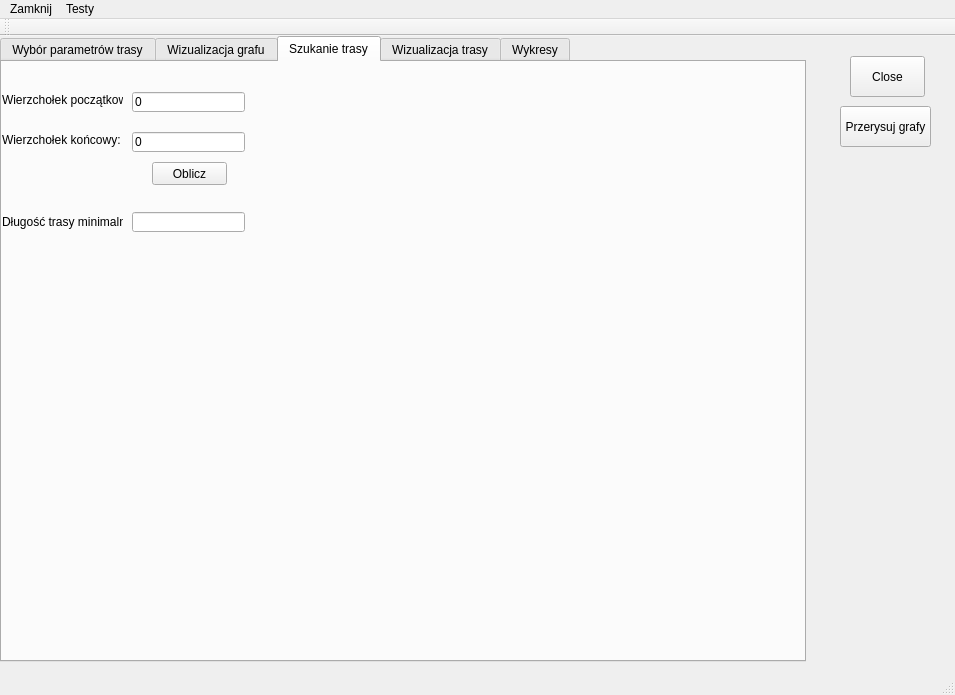
jakpor/Trasy_biegaczy, file mainwindow.ui: the form before one commit.
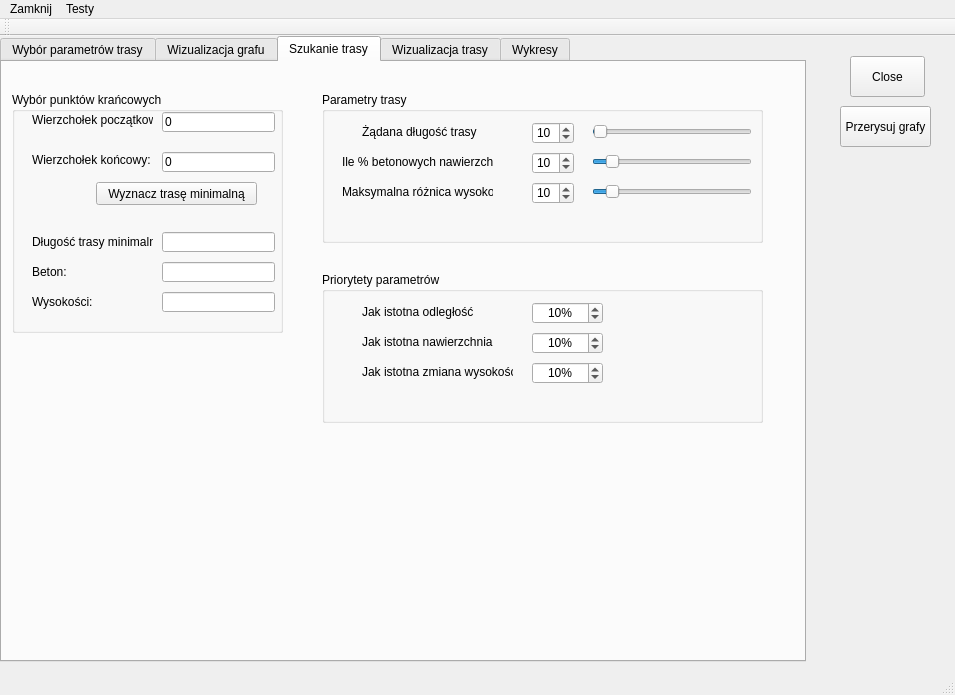
The form after the commit. The open tabs and pages were chosen to show the change. Custom widgets are drawn as their Qt base class.

```diff
--- a/mainwindow.ui
+++ b/mainwindow.ui
@@ -591,96 +591,487 @@
      <attribute name="title">
       <string>Szukanie trasy</string>
      </attribute>
-     <widget class="QLineEdit" name="start">
+     <widget class="QGroupBox" name="groupBox_8">
       <property name="geometry">
        <rect>
-        <x>130</x>
+        <x>10</x>
         <y>30</y>
-        <width>113</width>
-        <height>20</height>
+        <width>271</width>
+        <height>241</height>
        </rect>
       </property>
-      <property name="text">
-       <string>0</string>
+      <property name="title">
+       <string>Wybór punktów krańcowych</string>
       </property>
+      <widget class="QLabel" name="label_9">
+       <property name="geometry">
+        <rect>
+         <x>20</x>
+         <y>140</y>
+         <width>121</width>
+         <height>20</height>
+        </rect>
+       </property>
+       <property name="text">
+        <string>Długość trasy minimalnej:</string>
+       </property>
+      </widget>
+      <widget class="QLineEdit" name="end">
+       <property name="geometry">
+        <rect>
+         <x>150</x>
+         <y>60</y>
+         <width>113</width>
+         <height>20</height>
+        </rect>
+       </property>
+       <property name="text">
+        <string>0</string>
+       </property>
+      </widget>
+      <widget class="QLineEdit" name="start">
+       <property name="geometry">
+        <rect>
+         <x>150</x>
+         <y>20</y>
+         <width>113</width>
+         <height>20</height>
+        </rect>
+       </property>
+       <property name="text">
+        <string>0</string>
+       </property>
+      </widget>
+      <widget class="QLineEdit" name="result">
+       <property name="geometry">
+        <rect>
+         <x>150</x>
+         <y>140</y>
+         <width>113</width>
+         <height>20</height>
+        </rect>
+       </property>
+       <property name="text">
+        <string/>
+       </property>
+      </widget>
+      <widget class="QLabel" name="label">
+       <property name="geometry">
+        <rect>
+         <x>20</x>
+         <y>20</y>
+         <width>121</width>
+         <height>16</height>
+        </rect>
+       </property>
+       <property name="text">
+        <string>Wierzchołek początkowy:</string>
+       </property>
+      </widget>
+      <widget class="QLabel" name="label_8">
+       <property name="geometry">
+        <rect>
+         <x>20</x>
+         <y>60</y>
+         <width>121</width>
+         <height>16</height>
+        </rect>
+       </property>
+       <property name="text">
+        <string>Wierzchołek końcowy:</string>
+       </property>
+      </widget>
+      <widget class="QPushButton" name="countButton">
+       <property name="geometry">
+        <rect>
+         <x>84</x>
+         <y>90</y>
+         <width>161</width>
+         <height>23</height>
+        </rect>
+       </property>
+       <property name="text">
+        <string>Wyznacz trasę minimalną</string>
+       </property>
+      </widget>
+      <widget class="QLineEdit" name="result_beton">
+       <property name="geometry">
+        <rect>
+         <x>150</x>
+         <y>170</y>
+         <width>113</width>
+         <height>20</height>
+        </rect>
+       </property>
+       <property name="text">
+        <string/>
+       </property>
+      </widget>
+      <widget class="QLabel" name="label_20">
+       <property name="geometry">
+        <rect>
+         <x>20</x>
+         <y>170</y>
+         <width>121</width>
+         <height>20</height>
+        </rect>
+       </property>
+       <property name="text">
+        <string>Beton:</string>
+       </property>
+      </widget>
+      <widget class="QLabel" name="label_21">
+       <property name="geometry">
+        <rect>
+         <x>20</x>
+         <y>200</y>
+         <width>121</width>
+         <height>20</height>
+        </rect>
+       </property>
+       <property name="text">
+        <string>Wysokości:</string>
+       </property>
+      </widget>
+      <widget class="QLineEdit" name="result_wysokosc">
+       <property name="geometry">
+        <rect>
+         <x>150</x>
+         <y>200</y>
+         <width>113</width>
+         <height>20</height>
+        </rect>
+       </property>
+       <property name="text">
+        <string/>
+       </property>
+      </widget>
      </widget>
-     <widget class="QLabel" name="label">
+     <widget class="QGroupBox" name="groupBox_9">
       <property name="geometry">
        <rect>
-        <x>0</x>
+        <x>320</x>
         <y>30</y>
-        <width>121</width>
-        <height>16</height>
+        <width>441</width>
+        <height>151</height>
        </rect>
       </property>
-      <property name="text">
-       <string>Wierzchołek początkowy:</string>
+      <property name="title">
+       <string>Parametry trasy</string>
       </property>
+      <widget class="QSlider" name="odlegloscSlider">
+       <property name="geometry">
+        <rect>
+         <x>270</x>
+         <y>30</y>
+         <width>160</width>
+         <height>19</height>
+        </rect>
+       </property>
+       <property name="layoutDirection">
+        <enum>Qt::LeftToRight</enum>
+       </property>
+       <property name="minimum">
+        <number>1</number>
+       </property>
+       <property name="maximum">
+        <number>1000</number>
+       </property>
+       <property name="pageStep">
+        <number>2</number>
+       </property>
+       <property name="value">
+        <number>10</number>
+       </property>
+       <property name="sliderPosition">
+        <number>10</number>
+       </property>
+       <property name="orientation">
+        <enum>Qt::Horizontal</enum>
+       </property>
+      </widget>
+      <widget class="QSlider" name="betonowoscSlider">
+       <property name="geometry">
+        <rect>
+         <x>270</x>
+         <y>60</y>
+         <width>160</width>
+         <height>19</height>
+        </rect>
+       </property>
+       <property name="minimum">
+        <number>1</number>
+       </property>
+       <property name="maximum">
+        <number>100</number>
+       </property>
+       <property name="pageStep">
+        <number>2</number>
+       </property>
+       <property name="value">
+        <number>10</number>
+       </property>
+       <property name="sliderPosition">
+        <number>10</number>
+       </property>
+       <property name="orientation">
+        <enum>Qt::Horizontal</enum>
+       </property>
+      </widget>
+      <widget class="QLabel" name="label_15">
+       <property name="geometry">
+        <rect>
+         <x>40</x>
+         <y>30</y>
+         <width>121</width>
+         <height>20</height>
+        </rect>
+       </property>
+       <property name="text">
+        <string>Żądana długość trasy</string>
+       </property>
+      </widget>
+      <widget class="QLabel" name="label_14">
+       <property name="geometry">
+        <rect>
+         <x>20</x>
+         <y>60</y>
+         <width>151</width>
+         <height>20</height>
+        </rect>
+       </property>
+       <property name="text">
+        <string>Ile % betonowych nawierzchni</string>
+       </property>
+      </widget>
+      <widget class="QSpinBox" name="betonowoscBox">
+       <property name="geometry">
+        <rect>
+         <x>210</x>
+         <y>60</y>
+         <width>42</width>
+         <height>22</height>
+        </rect>
+       </property>
+       <property name="minimum">
+        <number>1</number>
+       </property>
+       <property name="maximum">
+        <number>100</number>
+       </property>
+       <property name="value">
+        <number>10</number>
+       </property>
+      </widget>
+      <widget class="QSpinBox" name="odlegloscBox">
+       <property name="geometry">
+        <rect>
+         <x>210</x>
+         <y>30</y>
+         <width>42</width>
+         <height>22</height>
+        </rect>
+       </property>
+       <property name="minimum">
+        <number>1</number>
+       </property>
+       <property name="maximum">
+        <number>1000</number>
+       </property>
+       <property name="value">
+        <number>10</number>
+       </property>
+      </widget>
+      <widget class="QSlider" name="wysokoscSlider">
+       <property name="geometry">
+        <rect>
+         <x>270</x>
+         <y>90</y>
+         <width>160</width>
+         <height>19</height>
+        </rect>
+       </property>
+       <property name="minimum">
+        <number>1</number>
+       </property>
+       <property name="maximum">
+        <number>100</number>
+       </property>
+       <property name="pageStep">
+        <number>2</number>
+       </property>
+       <property name="value">
+        <number>10</number>
+       </property>
+       <property name="sliderPosition">
+        <number>10</number>
+       </property>
+       <property name="orientation">
+        <enum>Qt::Horizontal</enum>
+       </property>
+      </widget>
+      <widget class="QLabel" name="label_16">
+       <property name="geometry">
+        <rect>
+         <x>20</x>
+         <y>90</y>
+         <width>151</width>
+         <height>20</height>
+        </rect>
+       </property>
+       <property name="text">
+        <string>Maksymalna różnica wysokości</string>
+       </property>
+      </widget>
+      <widget class="QSpinBox" name="wysokoscBox">
+       <property name="geometry">
+        <rect>
+         <x>210</x>
+         <y>90</y>
+         <width>42</width>
+         <height>22</height>
+        </rect>
+       </property>
+       <property name="minimum">
+        <number>1</number>
+       </property>
+       <property name="maximum">
+        <number>100</number>
+       </property>
+       <property name="value">
+        <number>10</number>
+       </property>
+      </widget>
      </widget>
-     <widget class="QLineEdit" name="end">
+     <widget class="QGroupBox" name="groupBox_10">
       <property name="geometry">
        <rect>
-        <x>130</x>
-        <y>70</y>
-        <width>113</width>
-        <height>20</height>
+        <x>320</x>
+        <y>210</y>
+        <width>441</width>
+        <height>151</height>
        </rect>
       </property>
-      <property name="text">
-       <string>0</string>
+      <property name="title">
+       <string>Priorytety parametrów</string>
       </property>
-     </widget>
-     <widget class="QLabel" name="label_8">
-      <property name="geometry">
-       <rect>
-        <x>0</x>
-        <y>70</y>
-        <width>121</width>
-        <height>16</height>
-       </rect>
-      </property>
-      <property name="text">
-       <string>Wierzchołek końcowy:</string>
-      </property>
-     </widget>
-     <widget class="QLineEdit" name="result">
-      <property name="geometry">
-       <rect>
-        <x>130</x>
-        <y>150</y>
-        <width>113</width>
-        <height>20</height>
-       </rect>
-      </property>
-      <property name="text">
-       <string/>
-      </property>
-     </widget>
-     <widget class="QLabel" name="label_9">
-      <property name="geometry">
-       <rect>
-        <x>0</x>
-        <y>150</y>
-        <width>121</width>
-        <height>20</height>
-       </rect>
-      </property>
-      <property name="text">
-       <string>Długość trasy minimalnej:</string>
-      </property>
-     </widget>
-     <widget class="QPushButton" name="countButton">
-      <property name="geometry">
-       <rect>
-        <x>150</x>
-        <y>100</y>
-        <width>75</width>
-        <height>23</height>
-       </rect>
-      </property>
-      <property name="text">
-       <string>Oblicz</string>
-      </property>
+      <widget class="QLabel" name="label_17">
+       <property name="geometry">
+        <rect>
+         <x>40</x>
+         <y>30</y>
+         <width>121</width>
+         <height>20</height>
+        </rect>
+       </property>
+       <property name="text">
+        <string>Jak istotna odległość</string>
+       </property>
+      </widget>
+      <widget class="QLabel" name="label_18">
+       <property name="geometry">
+        <rect>
+         <x>40</x>
+         <y>60</y>
+         <width>151</width>
+         <height>20</height>
+        </rect>
+       </property>
+       <property name="text">
+        <string>Jak istotna nawierzchnia</string>
+       </property>
+      </widget>
+      <widget class="QSpinBox" name="pBetonowoscBox">
+       <property name="geometry">
+        <rect>
+         <x>210</x>
+         <y>60</y>
+         <width>71</width>
+         <height>22</height>
+        </rect>
+       </property>
+       <property name="alignment">
+        <set>Qt::AlignCenter</set>
+       </property>
+       <property name="suffix">
+        <string>%</string>
+       </property>
+       <property name="minimum">
+        <number>1</number>
+       </property>
+       <property name="maximum">
+        <number>100</number>
+       </property>
+       <property name="value">
+        <number>10</number>
+       </property>
+      </widget>
+      <widget class="QSpinBox" name="pOdlegloscBox">
+       <property name="geometry">
+        <rect>
+         <x>210</x>
+         <y>30</y>
+         <width>71</width>
+         <height>22</height>
+        </rect>
+       </property>
+       <property name="alignment">
+        <set>Qt::AlignCenter</set>
+       </property>
+       <property name="suffix">
+        <string>%</string>
+       </property>
+       <property name="prefix">
+        <string/>
+       </property>
+       <property name="minimum">
+        <number>1</number>
+       </property>
+       <property name="maximum">
+        <number>100</number>
+       </property>
+       <property name="value">
+        <number>10</number>
+       </property>
+      </widget>
+      <widget class="QLabel" name="label_19">
+       <property name="geometry">
+        <rect>
+         <x>40</x>
+         <y>90</y>
+         <width>151</width>
+         <height>20</height>
+        </rect>
+       </property>
+       <property name="text">
+        <string>Jak istotna zmiana wysokości</string>
+       </property>
+      </widget>
+      <widget class="QSpinBox" name="pWysokoscBox">
+       <property name="geometry">
+        <rect>
+         <x>210</x>
+         <y>90</y>
+         <width>71</width>
+         <height>22</height>
+        </rect>
+       </property>
+       <property name="alignment">
+        <set>Qt::AlignCenter</set>
+       </property>
+       <property name="suffix">
+        <string>%</string>
+       </property>
+       <property name="minimum">
+        <number>1</number>
+       </property>
+       <property name="maximum">
+        <number>100</number>
+       </property>
+       <property name="value">
+        <number>10</number>
+       </property>
+      </widget>
      </widget>
     </widget>
     <widget class="QWidget" name="tab_4">
```
Left out of the diff: 2 changed lines with no effect on the pictures.
